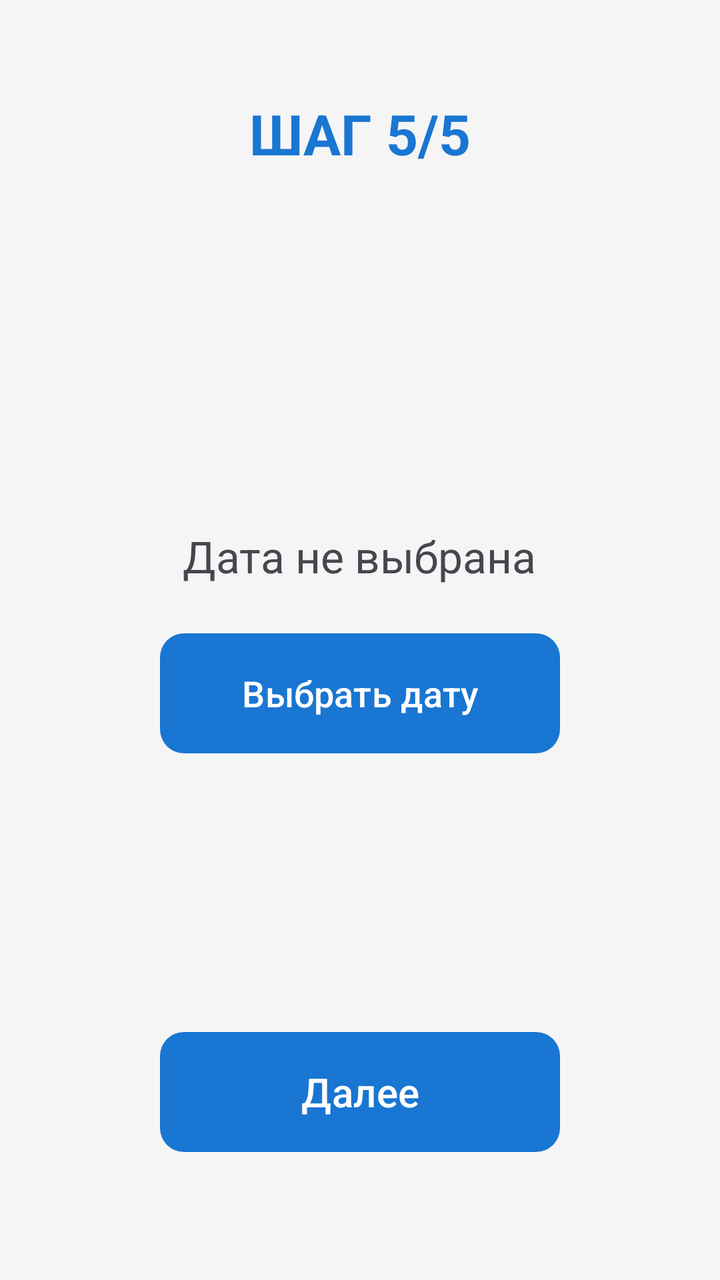
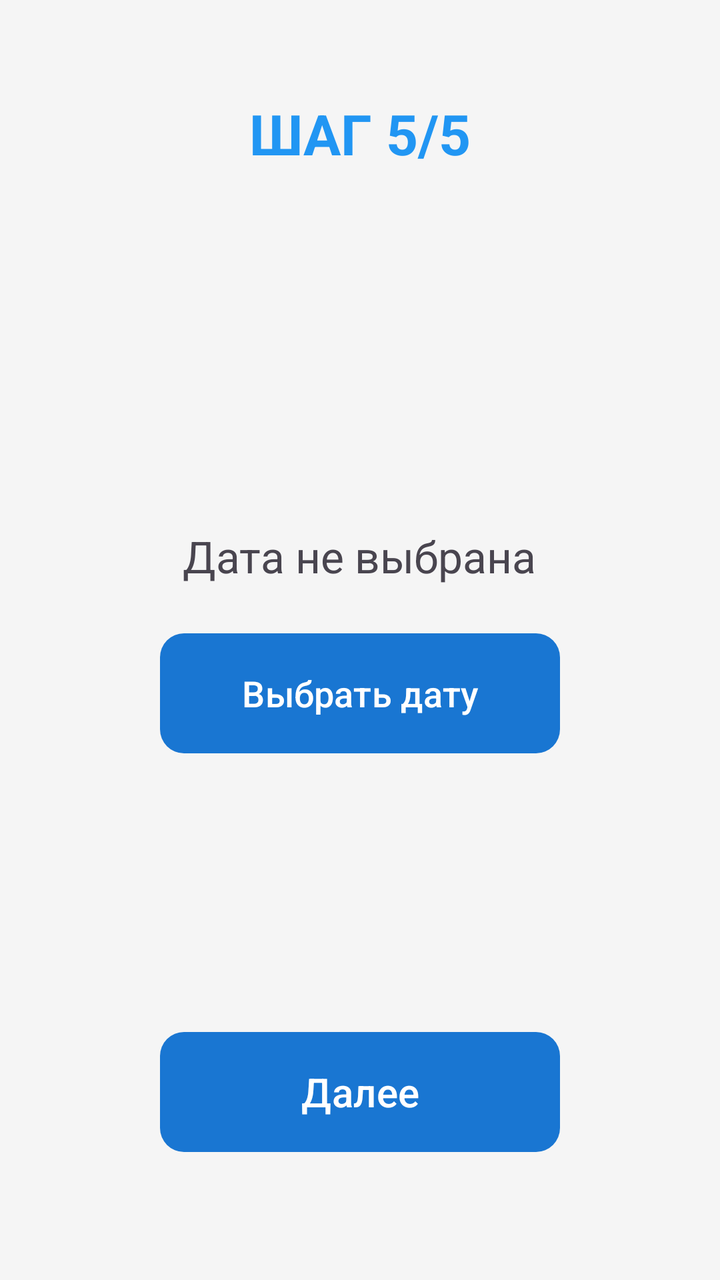

Screens rendered from an Android XML layout before and after an edit, with the pre-edit source and the edit as a unified diff.
<!-- AndroidManifest.xml: application theme Theme.FinancialSuccess -->
<!-- res/layout/step_date.xml -->
<?xml version="1.0" encoding="utf-8"?>
<FrameLayout xmlns:android="http://schemas.android.com/apk/res/android"
    android:layout_width="match_parent"
    android:layout_height="match_parent"
    android:background="@color/background_color">

    <TextView
        android:id="@+id/tvStepTitle"
        android:layout_width="wrap_content"
        android:layout_height="wrap_content"
        android:text="ШАГ 5/5"
        android:textSize="28sp"
        android:textStyle="bold"
        android:textColor="@color/primary_color"
        android:layout_gravity="top|center_horizontal"
        android:layout_marginTop="48dp" />

    <LinearLayout
        android:layout_width="match_parent"
        android:layout_height="wrap_content"
        android:orientation="vertical"
        android:gravity="center"
        android:layout_gravity="center">
        <TextView
            android:id="@+id/tvSelectedDate"
            android:layout_width="wrap_content"
            android:layout_height="wrap_content"
            android:text="Дата не выбрана"
            android:textSize="22sp"
            android:layout_marginBottom="24dp" />
        <Button
            android:id="@+id/btnPickDate"
            android:layout_width="200dp"
            android:layout_height="60dp"
            android:text="Выбрать дату"
            android:textSize="18sp"
            android:background="@drawable/btn_secondary_bg" />
    </LinearLayout>

    <Button
        android:id="@+id/btnNextDate"
        android:layout_width="200dp"
        android:layout_height="60dp"
        android:text="Далее"
        android:textSize="20sp"
        android:background="@drawable/btn_primary_bg"
        android:layout_gravity="bottom|center_horizontal"
        android:layout_marginBottom="64dp" />
</FrameLayout>
<!-- resources referenced by this layout -->
<resources>
  <color name="background_color">#F5F5F5</color>
  <color name="primary_color">#1976D2</color>
  <!-- drawable btn_primary_bg (drawable) -->
  <shape xmlns:android="http://schemas.android.com/apk/res/android" android:shape="rectangle">
      <solid android:color="@color/primary_color"/>
      <corners android:radius="12dp"/>
  </shape>
  <!-- drawable btn_secondary_bg (drawable) -->
  <shape xmlns:android="http://schemas.android.com/apk/res/android" android:shape="rectangle">
      <solid android:color="@color/secondary_color"/>
      <corners android:radius="12dp"/>
  </shape>
  <style name="Theme.FinancialSuccess" parent="Theme.Material3.DayNight">
          
          <item name="colorPrimary">@color/primary_color</item>
          <item name="colorPrimaryVariant">@color/primary_variant</item>
          <item name="colorOnPrimary">@color/white</item>
          
          
          <item name="colorSecondary">@color/secondary_color</item>
          <item name="colorSecondaryVariant">@color/secondary_variant</item>
          <item name="colorOnSecondary">@color/black</item>
          
          
          <item name="android:colorBackground">@color/background_color</item>
          <item name="colorSurface">@color/surface_color</item>
          <item name="colorOnBackground">@color/text_primary</item>
          <item name="colorOnSurface">@color/text_primary</item>
          
          
          <item name="android:statusBarColor">?attr/colorPrimaryVariant</item>
          
          
          <item name="windowActionBar">false</item>
          <item name="windowNoTitle">true</item>
          
          
          <item name="materialCardViewStyle">@style/Widget.App.CardView</item>
          
          
          <item name="materialButtonStyle">@style/Widget.App.Button</item>
      </style>
  <color name="secondary_color">#FFC107</color>
  <color name="primary_variant">#0D47A1</color>
  <color name="white">#FFFFFF</color>
  <color name="secondary_variant">#FF8F00</color>
  <color name="black">#000000</color>
  <color name="surface_color">#FFFFFF</color>
  <color name="text_primary">#212121</color>
  <style name="Widget.App.CardView" parent="Widget.Material3.CardView.Elevated">
          <item name="cardCornerRadius">12dp</item>
          <item name="cardElevation">4dp</item>
          <item name="contentPadding">16dp</item>
      </style>
  <style name="Widget.App.Button" parent="Widget.Material3.Button">
          <item name="cornerRadius">8dp</item>
          <item name="android:textAllCaps">false</item>
      </style>
</resources>

<!-- the commit's change to res/layout/step_date.xml (unified diff, before → after) -->
@@ -11,7 +11,7 @@
         android:text="ШАГ 5/5"
         android:textSize="28sp"
         android:textStyle="bold"
-        android:textColor="@color/primary_color"
+        android:textColor="@color/asset_blue"
         android:layout_gravity="top|center_horizontal"
         android:layout_marginTop="48dp" />
 
<!-- resource entries referenced after the edit -->
@@ -1,5 +1,6 @@
 <!-- resources referenced by this layout -->
 <resources>
+  <color name="asset_blue">#2196F3</color>
   <color name="background_color">#F5F5F5</color>
   <color name="primary_color">#1976D2</color>
   <!-- drawable btn_primary_bg (drawable) -->
